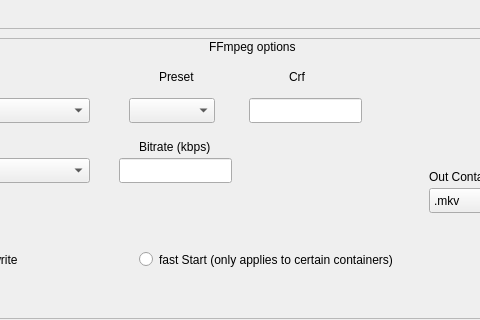
This is mainwindow.ui in seanmeaney/batch-rencode-qt as Qt 5 draws it before an edit; both pictures show x 121 to 601 and y 172 to 492 of the 800 by 600 pixel window. The edited form follows.
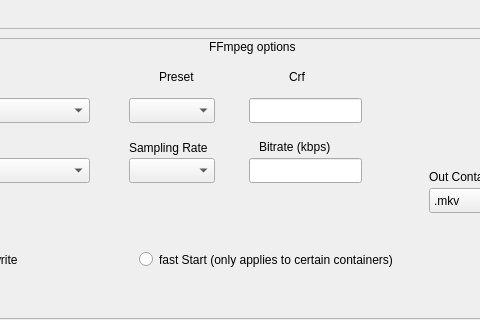
This is the edited form.

Commit message: changed how codecs are initialized in mainwindow class

Diff of the .ui file:
```diff
--- a/mainwindow.ui
+++ b/mainwindow.ui
@@ -282,9 +282,9 @@
     <widget class="QLabel" name="label_7">
      <property name="geometry">
       <rect>
-       <x>250</x>
+       <x>370</x>
        <y>100</y>
-       <width>71</width>
+       <width>91</width>
        <height>17</height>
       </rect>
      </property>
@@ -295,7 +295,7 @@
     <widget class="QLineEdit" name="lineEdit_2">
      <property name="geometry">
       <rect>
-       <x>230</x>
+       <x>360</x>
        <y>120</y>
        <width>113</width>
        <height>25</height>
@@ -335,6 +335,29 @@
       <string>Out Container</string>
      </property>
     </widget>
+    <widget class="QComboBox" name="comboBox_3">
+     <property name="geometry">
+      <rect>
+       <x>240</x>
+       <y>120</y>
+       <width>86</width>
+       <height>25</height>
+      </rect>
+     </property>
+    </widget>
+    <widget class="QLabel" name="label_9">
+     <property name="geometry">
+      <rect>
+       <x>240</x>
+       <y>100</y>
+       <width>101</width>
+       <height>20</height>
+      </rect>
+     </property>
+     <property name="text">
+      <string>Sampling Rate</string>
+     </property>
+    </widget>
    </widget>
    <widget class="QProgressBar" name="progressBar">
     <property name="geometry">
```
The commit also changes 3 other files.
